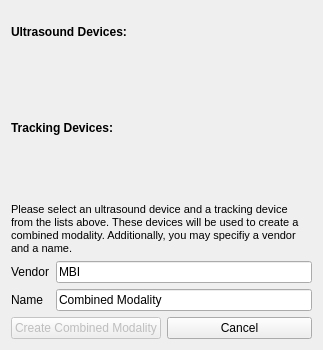
Above: Plugins/org.mitk.gui.qt.igt.app.echotrack/src/internal/Widgets/QmitkUSCombinedModalityCreationWidget.ui from MITK/MITK before the change. Below: the same form after it.
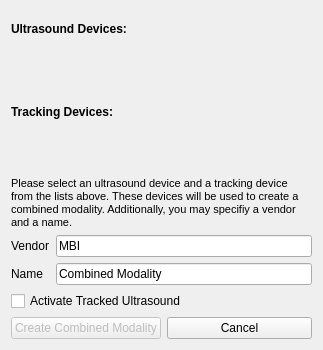
That is the form after the change. Icons and pictures are not drawn. Custom widgets are drawn as their Qt base class.

Commit message: Integrated TrackedUltrasound possibility into QmitkUSCombinedModalityCreationWidget.

Diff of the .ui file:
```diff
--- a/Plugins/org.mitk.gui.qt.igt.app.echotrack/src/internal/Widgets/QmitkUSCombinedModalityCreationWidget.ui
+++ b/Plugins/org.mitk.gui.qt.igt.app.echotrack/src/internal/Widgets/QmitkUSCombinedModalityCreationWidget.ui
@@ -118,6 +118,13 @@
      </item>
     </layout>
    </item>
+   <item>
+    <widget class="QCheckBox" name="activateTrackedUSCheckbox">
+     <property name="text">
+      <string>Activate Tracked Ultrasound</string>
+     </property>
+    </widget>
+   </item>
    <item>
     <layout class="QHBoxLayout" name="horizontalLayout">
      <item>
```
Left out of the diff: 28 changed lines with no effect on the pictures. The commit also changes 5 other files.
